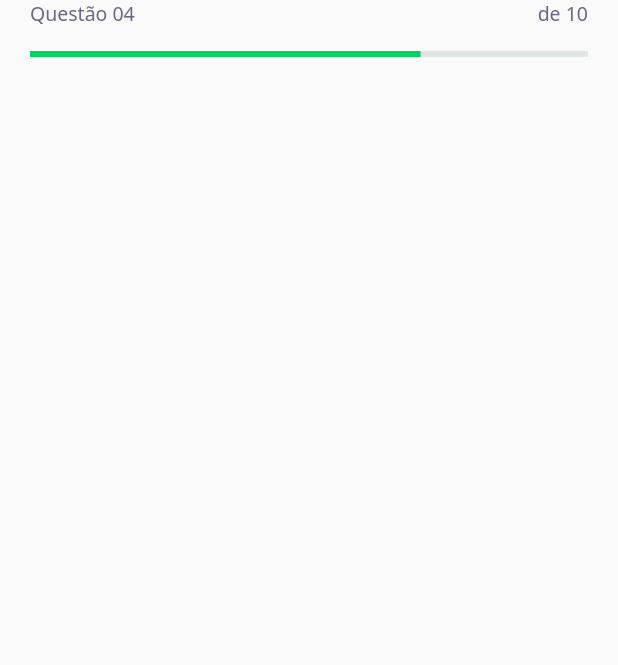
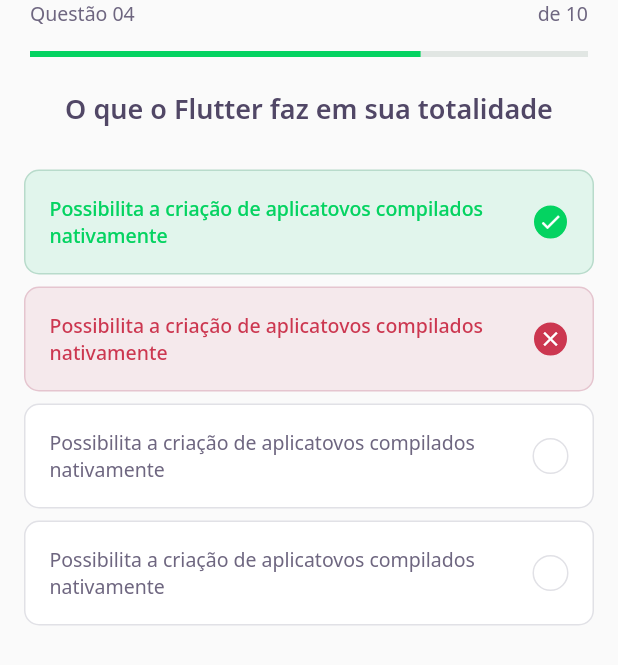
Before and after one commit to rudatorquato/DevQuiz, a Flutter app: the screen it shows after launch, on a phone screen of 412 x 824 dp. Shown: the top 665 px of the screen. Run offline on Flutter 3.47's test engine with Material 2 defaults, Android fonts, the phone set to English and light mode, and no system bars; our stand-ins replace google_fonts.

Commit message:
quiz e awnser completo

```diff
--- a/lib/challenge/challenge_page.dart
+++ b/lib/challenge/challenge_page.dart
@@ -1,4 +1,5 @@
 import 'package:DevQuiz/challenge/widgets/question_indicator/question_indicator_widget.dart';
+import 'package:DevQuiz/challenge/widgets/quiz/quiz_widget.dart';
 import 'package:flutter/cupertino.dart';
 import 'package:flutter/material.dart';
 
@@ -20,6 +21,9 @@ class _ChallengePageState extends State<ChallengePage> {
           child: QuestionIndicatorWidget(),
         ),
       ),
+      body: QuizWidget(
+        title: "O que o Flutter faz em sua totalidade",
+      ),
     );
   }
 }
--- /dev/null
+++ b/lib/challenge/widgets/awnser/awnser_widget.dart
@@ -0,0 +1,78 @@
+import 'package:DevQuiz/core/app_colors.dart';
+import 'package:DevQuiz/core/app_text_styles.dart';
+import 'package:flutter/material.dart';
+
+class AwnserWidget extends StatelessWidget {
+  final String title;
+  final bool isRight;
+  final bool isSelected;
+  const AwnserWidget({
+    Key? key,
+    required this.title,
+    this.isRight = false,
+    this.isSelected = false,
+  }) : super(key: key);
+
+  Color get _selectedColorRight =>
+      isRight ? AppColors.darkGreen : AppColors.darkRed;
+
+  Color get _selectedBorderRight =>
+      isRight ? AppColors.lightGreen : AppColors.lightRed;
+
+  Color get _selectedColorCardRight =>
+      isRight ? AppColors.lightGreen : AppColors.lightRed;
+
+  Color get _selectedBorderCardRight =>
+      isRight ? AppColors.green : AppColors.red;
+
+  TextStyle get _selectedTextStyleRight =>
+      isRight ? AppTextStyles.bodyDarkGreen : AppTextStyles.bodyDarkRed;
+
+  IconData get _selectedIconRight => isRight ? Icons.check : Icons.close;
+
+  @override
+  Widget build(BuildContext context) {
+    return Padding(
+      padding: const EdgeInsets.symmetric(horizontal: 16, vertical: 4),
+      child: Container(
+        padding: EdgeInsets.all(16),
+        decoration: BoxDecoration(
+            color: isSelected ? _selectedColorCardRight : AppColors.white,
+            borderRadius: BorderRadius.circular(10),
+            border: Border.fromBorderSide(BorderSide(
+              color: isSelected ? _selectedBorderCardRight : AppColors.border,
+            ))),
+        child: Row(
+          mainAxisAlignment: MainAxisAlignment.spaceBetween,
+          children: [
+            Expanded(
+              child: Text(
+                title,
+                style:
+                    isSelected ? _selectedTextStyleRight : AppTextStyles.body,
+              ),
+            ),
+            Container(
+              width: 24,
+              height: 24,
+              decoration: BoxDecoration(
+                color: isSelected ? _selectedColorRight : AppColors.white,
+                borderRadius: BorderRadius.circular(500),
+                border: Border.fromBorderSide(BorderSide(
+                    color:
+                        isSelected ? _selectedBorderRight : AppColors.border)),
+              ),
+              child: isSelected
+                  ? Icon(
+                      _selectedIconRight,
+                      size: 16,
+                      color: Colors.white,
+                    )
+                  : null,
+            )
+          ],
+        ),
+      ),
+    );
+  }
+}
--- /dev/null
+++ b/lib/challenge/widgets/quiz/quiz_widget.dart
@@ -0,0 +1,45 @@
+import 'package:DevQuiz/challenge/widgets/awnser/awnser_widget.dart';
+import 'package:DevQuiz/core/core.dart';
+import 'package:flutter/material.dart';
+
+class QuizWidget extends StatelessWidget {
+  final String title;
+  const QuizWidget({Key? key, required this.title}) : super(key: key);
+
+  @override
+  Widget build(BuildContext context) {
+    return Container(
+      child: Column(
+        children: [
+          Text(
+            title,
+            style: AppTextStyles.heading,
+          ),
+          SizedBox(
+            height: 24,
+          ),
+          AwnserWidget(
+            isRight: true,
+            isSelected: true,
+            title:
+                "Possibilita a criação de aplicatovos compilados nativamente",
+          ),
+          AwnserWidget(
+            isRight: false,
+            isSelected: true,
+            title:
+                "Possibilita a criação de aplicatovos compilados nativamente",
+          ),
+          AwnserWidget(
+            title:
+                "Possibilita a criação de aplicatovos compilados nativamente",
+          ),
+          AwnserWidget(
+            title:
+                "Possibilita a criação de aplicatovos compilados nativamente",
+          ),
+        ],
+      ),
+    );
+  }
+}
```
Also changed, not shown: 1 other file.
